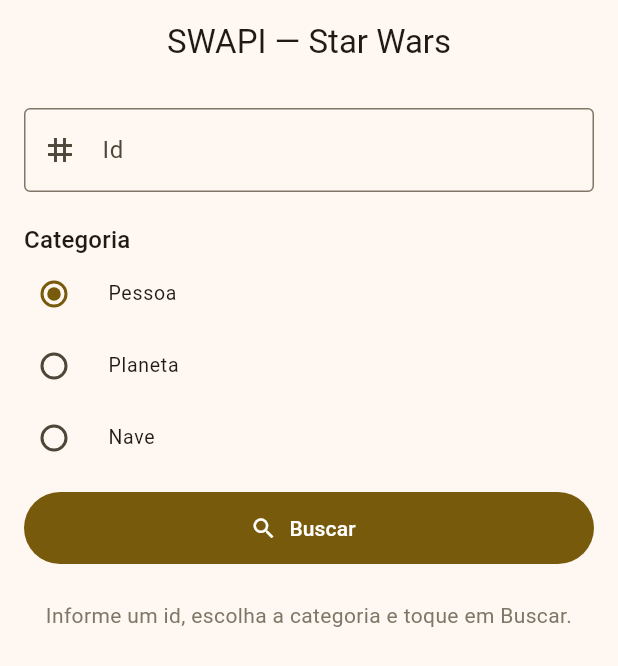
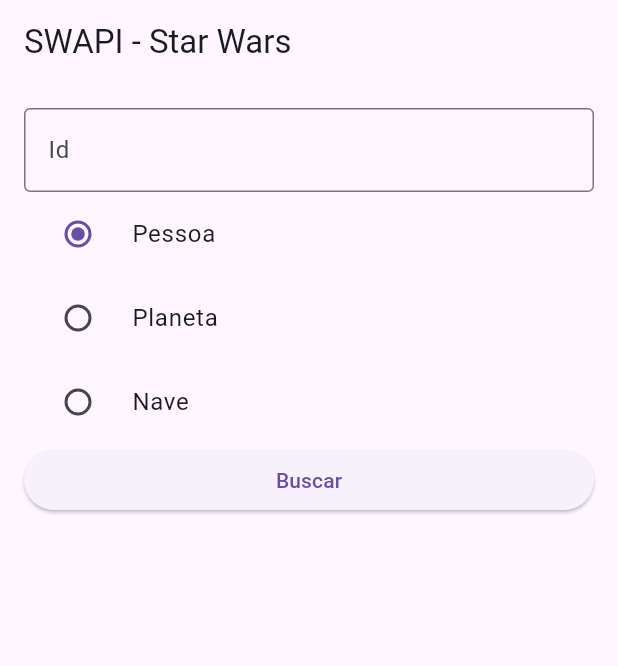
Before and after one commit to Migas08/Migas08, a Flutter app: the screen it shows after launch, on a phone screen of 412 x 824 dp. Shown: the top 666 px of the screen. Run offline on Flutter 3.47's test engine with Material 3 defaults, Android fonts, the phone set to English and light mode, and no system bars.

Commit message:
Simplifica o app SWAPI para dois arquivos
Substitui models/services/screens/widgets por lib/main.dart e lib/my_api.dart.
Os cinco primeiros campos saem direto do JSON com entries.take(5), sem
precisar mapear campo a campo de cada categoria.

Co-Authored-By: Claude Opus 5 <noreply@anthropic.com>
Claude-Session: https://claude.ai/code/session_017GwkG2h3x7mgBAvFXb9FjT

```diff
--- a/swapi_app/lib/main.dart
+++ b/swapi_app/lib/main.dart
@@ -1,22 +1,82 @@
 import 'package:flutter/material.dart';
+import 'my_api.dart';
 
-import 'screens/busca_screen.dart';
+void main() => runApp(const MaterialApp(home: TelaBusca()));
 
-void main() => runApp(const SwapiApp());
+class TelaBusca extends StatefulWidget {
+  const TelaBusca({super.key});
 
-class SwapiApp extends StatelessWidget {
-  const SwapiApp({super.key});
+  @override
+  State<TelaBusca> createState() => _TelaBuscaState();
+}
+
+class _TelaBuscaState extends State<TelaBusca> {
+  final _idController = TextEditingController();
+  String _categoria = 'people';
+  Map<String, dynamic>? _dados;
+  String _mensagem = '';
+
+  Future<void> _buscar() async {
+    setState(() {
+      _dados = null;
+      _mensagem = 'Buscando...';
+    });
+
+    final resultado = await MyApi.buscar(_categoria, _idController.text);
+
+    setState(() {
+      _dados = resultado;
+      _mensagem = resultado == null ? 'Não encontrado.' : '';
+    });
+  }
 
   @override
   Widget build(BuildContext context) {
-    return MaterialApp(
-      title: 'SWAPI — Star Wars',
-      debugShowCheckedModeBanner: false,
-      theme: ThemeData(
-        useMaterial3: true,
-        colorScheme: ColorScheme.fromSeed(seedColor: const Color(0xFFFFC107)),
+    return Scaffold(
+      appBar: AppBar(title: const Text('SWAPI - Star Wars')),
+      body: Padding(
+        padding: const EdgeInsets.all(16),
+        child: ListView(
+          children: [
+            TextField(
+              controller: _idController,
+              keyboardType: TextInputType.number,
+              decoration: const InputDecoration(
+                labelText: 'Id',
+                border: OutlineInputBorder(),
+              ),
+            ),
+            RadioListTile(
+              title: const Text('Pessoa'),
+              value: 'people',
+              groupValue: _categoria,
+              onChanged: (v) => setState(() => _categoria = v!),
+            ),
+            RadioListTile(
+              title: const Text('Planeta'),
+              value: 'planets',
+              groupValue: _categoria,
+              onChanged: (v) => setState(() => _categoria = v!),
+            ),
+            RadioListTile(
+              title: const Text('Nave'),
+              value: 'starships',
+              groupValue: _categoria,
+              onChanged: (v) => setState(() => _categoria = v!),
+            ),
+            ElevatedButton(
+              onPressed: _buscar,
+              child: const Text('Buscar'),
+            ),
+            const SizedBox(height: 20),
+            Text(_mensagem),
+            if (_dados != null)
+              for (final campo in _dados!.entries)
+                Text('${campo.key}: ${campo.value}',
+                    style: const TextStyle(fontSize: 16)),
+          ],
+        ),
       ),
-      home: const BuscaScreen(),
     );
   }
 }
--- a/swapi_app/lib/models/categoria.dart
+++ /dev/null
@@ -1,55 +0,0 @@
-/// Categorias que o usuário pode consultar na SWAPI.
-///
-/// Cada categoria conhece o seu endpoint e quais são os **cinco primeiros
-/// campos** que devem ser exibidos na tela (o exercício pede apenas os cinco
-/// primeiros dados de cada categoria).
-enum Categoria {
-  pessoa(
-    rotulo: 'Pessoa',
-    endpoint: 'people',
-    campos: <String, String>{
-      'name': 'Nome',
-      'height': 'Altura',
-      'mass': 'Peso',
-      'hair_color': 'Cor do cabelo',
-      'skin_color': 'Cor da pele',
-    },
-  ),
-  planeta(
-    rotulo: 'Planeta',
-    endpoint: 'planets',
-    campos: <String, String>{
-      'name': 'Nome',
-      'rotation_period': 'Período de rotação',
-      'orbital_period': 'Período orbital',
-      'diameter': 'Diâmetro',
-      'climate': 'Clima',
-    },
-  ),
-  nave(
-    rotulo: 'Nave',
-    endpoint: 'starships',
-    campos: <String, String>{
-      'name': 'Nome',
-      'model': 'Modelo',
-      'manufacturer': 'Fabricante',
-      'cost_in_credits': 'Custo (créditos)',
-      'length': 'Comprimento',
-    },
-  );
-
-  const Categoria({
-    required this.rotulo,
-    required this.endpoint,
-    required this.campos,
-  });
-
-  /// Texto exibido no Radio.
-  final String rotulo;
-
-  /// Caminho usado na URL da SWAPI (ex.: `people` em `/api/people/1/`).
-  final String endpoint;
-
-  /// Mapa `chave do JSON` -> `rótulo em português`, na ordem de exibição.
-  final Map<String, String> campos;
-}
--- a/swapi_app/lib/models/resultado.dart
+++ /dev/null
@@ -1,44 +0,0 @@
-import 'categoria.dart';
-
-/// Um par rótulo/valor já pronto para ser exibido na tela.
-class Campo {
-  const Campo(this.rotulo, this.valor);
-
-  final String rotulo;
-  final String valor;
-}
-
-/// Resultado de uma busca na SWAPI, contendo apenas os cinco primeiros campos
-/// da categoria consultada.
-class Resultado {
-  const Resultado({
-    required this.categoria,
-    required this.id,
-    required this.campos,
-  });
-
-  final Categoria categoria;
-  final int id;
-  final List<Campo> campos;
-
-  /// Monta o resultado a partir do JSON da SWAPI, filtrando e ordenando os
-  /// campos conforme [Categoria.campos].
-  factory Resultado.fromJson(
-    Categoria categoria,
-    int id,
-    Map<String, dynamic> json,
-  ) {
-    final campos = categoria.campos.entries.map((entrada) {
-      final valor = json[entrada.key];
-      final texto = (valor == null || '$valor'.trim().isEmpty)
-          ? 'Não informado'
-          : '$valor';
-      return Campo(entrada.value, texto);
-    }).toList();
-
-    return Resultado(categoria: categoria, id: id, campos: campos);
-  }
-
-  /// Nome do item, usado como título do card de resultado.
-  String get titulo => campos.isEmpty ? '${categoria.rotulo} $id' : campos.first.valor;
-}
--- a/swapi_app/lib/screens/busca_screen.dart
+++ /dev/null
@@ -1,171 +0,0 @@
-import 'package:flutter/material.dart';
-import 'package:flutter/services.dart';
-
-import '../models/categoria.dart';
-import '../models/resultado.dart';
-import '../services/swapi_service.dart';
-import '../widgets/card_resultado.dart';
-
-/// Tela principal: campo de texto para o id, Radio para a categoria e o
-/// resultado da busca na SWAPI.
-class BuscaScreen extends StatefulWidget {
-  const BuscaScreen({super.key});
-
-  @override
-  State<BuscaScreen> createState() => _BuscaScreenState();
-}
-
-class _BuscaScreenState extends State<BuscaScreen> {
-  final _idController = TextEditingController();
-  final _formKey = GlobalKey<FormState>();
-  final _service = SwapiService();
-
-  Categoria _categoria = Categoria.pessoa;
-  Resultado? _resultado;
-  String? _erro;
-  bool _carregando = false;
-
-  @override
-  void dispose() {
-    _idController.dispose();
-    _service.dispose();
-    super.dispose();
-  }
-
-  Future<void> _buscar() async {
-    if (!_formKey.currentState!.validate()) return;
-
-    FocusScope.of(context).unfocus();
-    final id = int.parse(_idController.text.trim());
-
-    setState(() {
-      _carregando = true;
-      _erro = null;
-      _resultado = null;
-    });
-
-    try {
-      final resultado = await _service.buscar(_categoria, id);
-      if (!mounted) return;
-      setState(() => _resultado = resultado);
-    } on SwapiException catch (e) {
-      if (!mounted) return;
-      setState(() => _erro = e.mensagem);
-    } finally {
-      if (mounted) setState(() => _carregando = false);
-    }
-  }
-
-  @override
-  Widget build(BuildContext context) {
-    final tema = Theme.of(context);
-
-    return Scaffold(
-      appBar: AppBar(
-        title: const Text('SWAPI — Star Wars'),
-        centerTitle: true,
-      ),
-      body: SafeArea(
-        child: ListView(
-          padding: const EdgeInsets.all(16),
-          children: [
-            Form(
-              key: _formKey,
-              child: TextFormField(
-                controller: _idController,
-                keyboardType: TextInputType.number,
-                inputFormatters: [FilteringTextInputFormatter.digitsOnly],
-                decoration: const InputDecoration(
-                  labelText: 'Id',
-                  hintText: 'Informe o id que deseja buscar (ex.: 1)',
-                  prefixIcon: Icon(Icons.tag),
-                  border: OutlineInputBorder(),
-                ),
-                onFieldSubmitted: (_) => _buscar(),
-                validator: (valor) {
-                  final texto = valor?.trim() ?? '';
-                  if (texto.isEmpty) return 'Informe um id.';
-                  final id = int.tryParse(texto);
-                  if (id == null || id <= 0) {
-                    return 'Informe um número inteiro maior que zero.';
-                  }
-                  return null;
-                },
-              ),
-            ),
-            const SizedBox(height: 20),
-            Text('Categoria', style: tema.textTheme.titleMedium),
-            for (final categoria in Categoria.values)
-              RadioListTile<Categoria>(
-                title: Text(categoria.rotulo),
-                value: categoria,
-                groupValue: _categoria,
-                contentPadding: EdgeInsets.zero,
-                dense: true,
-                onChanged: _carregando
-                    ? null
-                    : (valor) => setState(() => _categoria = valor!),
-              ),
-            const SizedBox(height: 12),
-            FilledButton.icon(
-              onPressed: _carregando ? null : _buscar,
-              icon: const Icon(Icons.search),
-              label: const Text('Buscar'),
-              style: FilledButton.styleFrom(
-                minimumSize: const Size.fromHeight(48),
-              ),
-            ),
-            const SizedBox(height: 24),
-            if (_carregando)
-              const Center(child: CircularProgressIndicator())
-            else if (_erro != null)
-              _MensagemErro(mensagem: _erro!)
-            else if (_resultado != null)
-              CardResultado(resultado: _resultado!)
-            else
-              Center(
-                child: Text(
-                  'Informe um id, escolha a categoria e toque em Buscar.',
-                  textAlign: TextAlign.center,
-                  style: tema.textTheme.bodyMedium?.copyWith(
-                    color: tema.colorScheme.outline,
-                  ),
-                ),
-              ),
-          ],
-        ),
-      ),
-    );
-  }
-}
-
-class _MensagemErro extends StatelessWidget {
-  const _MensagemErro({required this.mensagem});
-
-  final String mensagem;
-
-  @override
-  Widget build(BuildContext context) {
-    final tema = Theme.of(context);
-
-    return Container(
-      padding: const EdgeInsets.all(16),
-      decoration: BoxDecoration(
-        color: tema.colorScheme.errorContainer,
-        borderRadius: BorderRadius.circular(12),
-      ),
-      child: Row(
-        children: [
-          Icon(Icons.error_outline, color: tema.colorScheme.onErrorContainer),
-          const SizedBox(width: 12),
-          Expanded(
-            child: Text(
-              mensagem,
-              style: TextStyle(color: tema.colorScheme.onErrorContainer),
-            ),
-          ),
-        ],
-      ),
-    );
-  }
-}
--- a/swapi_app/lib/services/swapi_service.dart
+++ /dev/null
@@ -1,59 +0,0 @@
-import 'dart:convert';
-import 'dart:io';
-
-import 'package:http/http.dart' as http;
-
-import '../models/categoria.dart';
-import '../models/resultado.dart';
-
-/// Erro de negócio da busca, com mensagem já pronta para o usuário.
-class SwapiException implements Exception {
-  const SwapiException(this.mensagem);
-
-  final String mensagem;
-
-  @override
-  String toString() => mensagem;
-}
-
-/// Cliente da API pública SWAPI (https://swapi.dev/).
-class SwapiService {
-  SwapiService({http.Client? client}) : _client = client ?? http.Client();
-
-  static const String _baseUrl = 'https://swapi.dev/api';
-
-  final http.Client _client;
-
-  /// Busca um registro pelo [id] dentro da [categoria] informada.
-  ///
-  /// Lança [SwapiException] quando o id não existe ou a requisição falha.
-  Future<Resultado> buscar(Categoria categoria, int id) async {
-    final uri = Uri.parse('$_baseUrl/${categoria.endpoint}/$id/');
-
-    late final http.Response resposta;
-    try {
-      resposta = await _client.get(uri).timeout(const Duration(seconds: 15));
-    } on SocketException {
-      throw const SwapiException('Sem conexão com a internet.');
-    } catch (_) {
-      throw const SwapiException('Não foi possível concluir a requisição.');
-    }
-
-    if (resposta.statusCode == 404) {
-      throw SwapiException(
-        'Nenhum(a) ${categoria.rotulo.toLowerCase()} encontrado(a) com o id $id.',
-      );
-    }
-
-    if (resposta.statusCode != 200) {
-      throw SwapiException(
-        'Erro ao consultar a SWAPI (código ${resposta.statusCode}).',
-      );
-    }
-
-    final json = jsonDecode(utf8.decode(resposta.bodyBytes)) as Map<String, dynamic>;
-    return Resultado.fromJson(categoria, id, json);
-  }
-
-  void dispose() => _client.close();
-}
```
Also changed, not shown: swapi_app/lib/my_api.dart (added, +17 -0 lines), swapi_app/lib/widgets/card_resultado.dart (deleted, +0 -68 lines), 1 other file.
